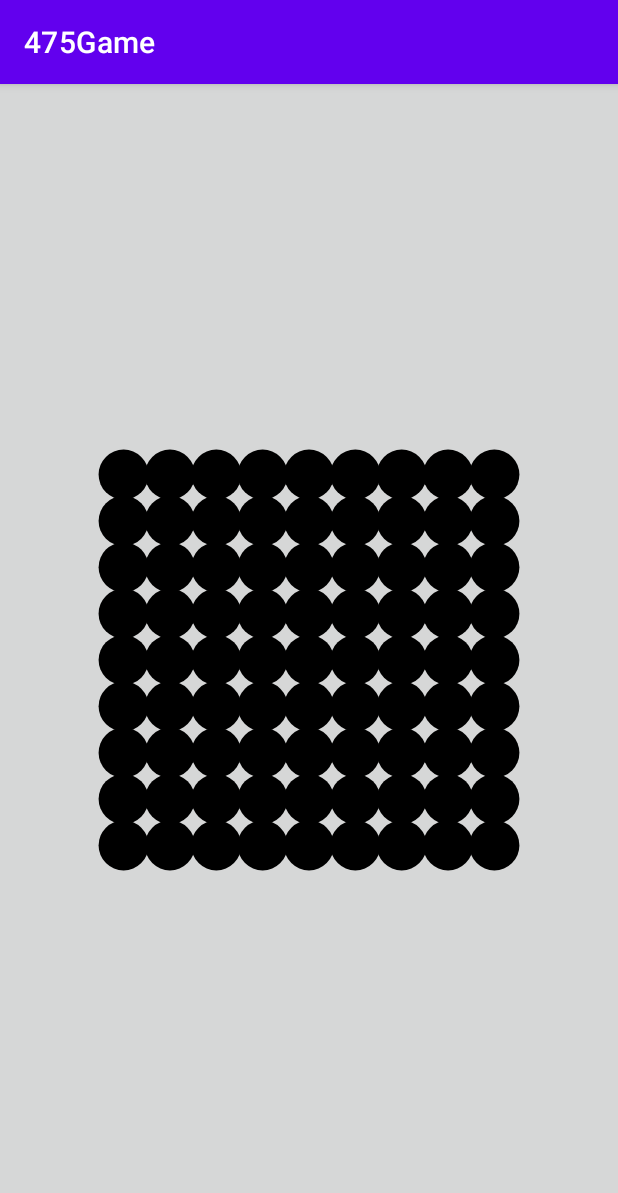
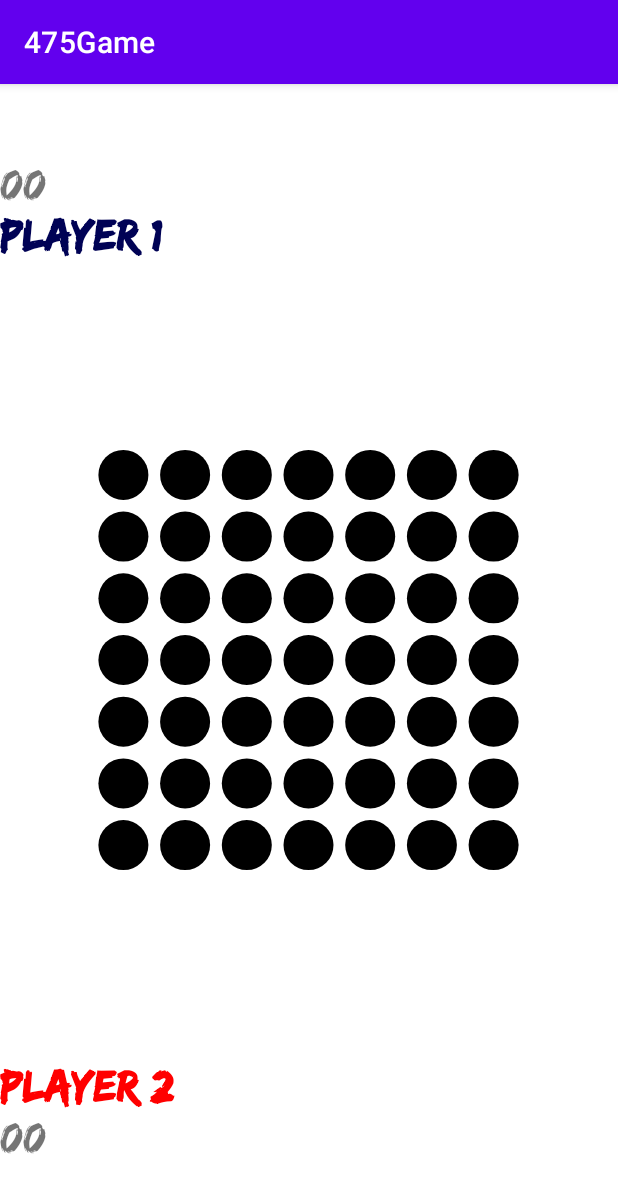
Before and after one commit to dsap15/475Game, an Android app: the gameActivity screen opened directly, with no data from a screen before it, on a phone screen of 412 x 824 dp. Shown: the top 1193 px of the screen. Run offline under Robolectric (Android 15) with nearby library versions, the light colour scheme and no system bars.

Commit message:
added scores in view

```diff
--- a/app/src/main/java/com/example/a475game/gameActivity.java
+++ b/app/src/main/java/com/example/a475game/gameActivity.java
@@ -21,6 +21,7 @@ import android.view.ViewTreeObserver;
 import android.widget.ImageButton;
 import android.widget.ImageView;
 import android.widget.LinearLayout;
+import android.widget.TextView;
 
 import java.util.ArrayList;
 
@@ -33,6 +34,10 @@ public class gameActivity extends AppCompatActivity {
     private Canvas canvas;
     private Bitmap bitmap;
     private ImageView imageView;
+    private TextView player1Text;
+    private TextView player2Text;
+    private TextView p1score;
+    private TextView p2score;
     Dot[][] dots;
     private boolean player1Turn = true;
     private final int player1Color = Color.argb(127, 0, 0, 255);
@@ -45,7 +50,7 @@ public class gameActivity extends AppCompatActivity {
     private int d;
     private int playerScore1;
     private int playerScore2;
-    private int grid = 9;
+    private int grid = 7;
     private int totalSquares = (grid - 1) * (grid - 1);
     private int total =0;
     private int prevTotal =0;
@@ -61,6 +66,8 @@ public class gameActivity extends AppCompatActivity {
         super.onCreate(savedInstanceState);
         setContentView(R.layout.activity_game);
             imageView = (ImageView) findViewById(R.id.MyImageview);
+            player1Text = findViewById(R.id.P1text);
+            player2Text = findViewById(R.id.P2text);
             LinearLayout linearLayout = (LinearLayout) findViewById(R.id.linear_layout);
             linearLayout.getViewTreeObserver().addOnGlobalLayoutListener(new ViewTreeObserver.OnGlobalLayoutListener()
             {
@@ -202,6 +209,10 @@ public class gameActivity extends AppCompatActivity {
 
 
         player1Turn = !player1Turn;
+        p1score = findViewById(R.id.P1Score);
+        p1score.setText(Integer.toString(playerScore1));
+        p2score = findViewById(R.id.P2Score);
+        p2score.setText(Integer.toString(playerScore2));
 
         imageView.invalidate();
         }
--- a/app/src/main/res/layout/activity_game.xml
+++ b/app/src/main/res/layout/activity_game.xml
@@ -4,18 +4,55 @@
     xmlns:tools="http://schemas.android.com/tools"
     android:layout_width="match_parent"
     android:layout_height="match_parent"
+    android:gravity="center"
     android:orientation="vertical"
     android:id="@+id/linear_layout">
 
+        <TextView
+            android:id="@+id/P1Score"
+            android:layout_width="match_parent"
+            android:layout_height="wrap_content"
+            android:textSize="30dp"
+            android:fontFamily="@font/edosz"
+            android:text="00" />
+
+        <TextView
+            android:id="@+id/P1text"
+            android:layout_width="match_parent"
+            android:layout_height="wrap_content"
+            android:fontFamily="@font/edosz"
+            android:text="player 1"
+            android:textColor="#000255"
+            android:textSize="30dp"
+            android:textStyle="bold" />
+
         <ImageView
             android:id="@+id/MyImageview"
-            android:layout_width="match_parent"
-            android:layout_height="match_parent"
-            android:background="#d6d7d7"
+            android:layout_width="411dp"
+            android:layout_height="533dp"
             app:layout_constraintBottom_toBottomOf="parent"
             app:layout_constraintEnd_toEndOf="parent"
             app:layout_constraintStart_toStartOf="parent"
             app:layout_constraintTop_toTopOf="parent" />
 
+        <TextView
+            android:id="@+id/P2text"
+            android:layout_width="match_parent"
+            android:layout_height="wrap_content"
+            android:text="player 2"
+            android:fontFamily="@font/edosz"
+            android:textColor="#FF0000"
+            android:textSize="30dp"
+            android:textStyle="bold"/>
+
+        <TextView
+            android:id="@+id/P2Score"
+            android:layout_width="match_parent"
+            android:layout_height="wrap_content"
+            android:textSize="30dp"
+            android:fontFamily="@font/edosz"
+            android:text="00"
+             />
+
 
 </LinearLayout>
```
Also changed, not shown: app/src/main/res/font/edosz.ttf (added).
